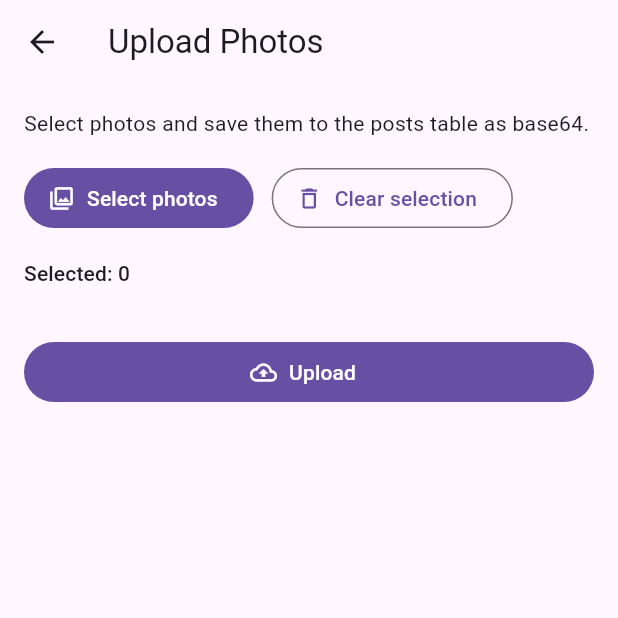
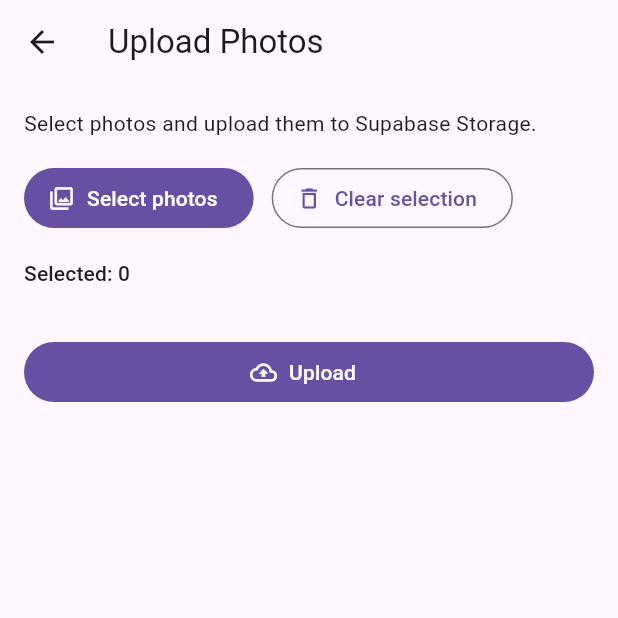
Before and after one commit to P2Wdisabled/tseretnip, a Flutter app: the UploadPhotosPage screen opened directly, after a tap on "Upload", on a phone screen of 412 x 824 dp, the top half of it. Run offline on Flutter 3.47's test engine with Material 3 defaults, Android fonts, the phone set to English and light mode, and no system bars; our stand-ins replace google_fonts, image_picker, supabase_flutter; accounts and stored records are empty; network calls fail.

Commit message:
b64->bucket

```diff
--- a/lib/pages/upload_photos_page.dart
+++ b/lib/pages/upload_photos_page.dart
@@ -1,9 +1,9 @@
-import 'dart:convert';
+import 'dart:io';
 import 'dart:typed_data';
 
 import 'package:flutter/material.dart';
 import 'package:image_picker/image_picker.dart';
-import 'package:supabase_flutter/supabase_flutter.dart';
+import 'package:tseretnip/services/core/services/supabase_repository.dart';
 
 class UploadPhotosPage extends StatefulWidget {
   const UploadPhotosPage({super.key});
@@ -15,7 +15,6 @@ class UploadPhotosPage extends StatefulWidget {
 class _UploadPhotosPageState extends State<UploadPhotosPage> {
   final ImagePicker _picker = ImagePicker();
   final List<XFile> _selected = <XFile>[];
-	final List<String> _uploadedUrls = <String>[];
 
   bool _uploading = false;
 
@@ -42,7 +41,6 @@ class _UploadPhotosPageState extends State<UploadPhotosPage> {
   void _clearSelection() {
     setState(() {
       _selected.clear();
-			_uploadedUrls.clear();
     });
   }
 
@@ -54,48 +52,33 @@ class _UploadPhotosPageState extends State<UploadPhotosPage> {
 
     setState(() {
       _uploading = true;
-			_uploadedUrls.clear();
     });
 
     try {
-			final client = Supabase.instance.client;
-			//final userId = client.auth.currentUser?.id;
-      final userId = 1; // Temporary static user ID for testing
-			if (userId == null) {
+      final repository = SupabaseRepository();
+      if (repository.currentUser == null) {
         _showSnackBar('You must be signed in to upload.');
         return;
       }
-			final uploaded = <String>[];
-			final postsToInsert = <Map<String, dynamic>>[];
+
+      int successCount = 0;
 
       for (var i = 0; i < _selected.length; i++) {
-				final file = _selected[i];
-				final bytes = await file.readAsBytes();
-				final mimeType = file.mimeType ?? 'image/jpeg';
-				final base64Data = base64Encode(bytes);
-				final dataUri = 'data:$mimeType;base64,$base64Data';
-				uploaded.add(dataUri);
-				postsToInsert.add({
-					'user_id': userId,
-					'image': dataUri,
-					'created_at': DateTime.now().toIso8601String(),
-				});
-			}
+        final xFile = _selected[i];
+        final file = File(xFile.path);
 
-			if (postsToInsert.isNotEmpty) {
-				await client.from('posts').insert(postsToInsert);
+        await repository.publishPhoto(imageFile: file);
+        successCount++;
       }
 
       if (!mounted) {
         return;
       }
 
-			setState(() {
-				_uploadedUrls
-					..clear()
-					..addAll(uploaded);
-			});
-			_showSnackBar('Uploaded ${uploaded.length} photo(s).');
+      _showSnackBar('Uploaded $successCount photo(s).');
+
+      // Clear selection after successful upload
+      _clearSelection();
     } catch (error) {
       _showSnackBar('Upload failed: $error');
     } finally {
@@ -108,17 +91,15 @@ class _UploadPhotosPageState extends State<UploadPhotosPage> {
   }
 
   void _showSnackBar(String message) {
-		ScaffoldMessenger.of(context).showSnackBar(
-			SnackBar(content: Text(message)),
-		);
+    ScaffoldMessenger.of(
+      context,
+    ).showSnackBar(SnackBar(content: Text(message)));
   }
 
   @override
   Widget build(BuildContext context) {
     return Scaffold(
-			appBar: AppBar(
-				title: const Text('Upload Photos'),
-			),
+      appBar: AppBar(title: const Text('Upload Photos')),
       body: SafeArea(
         child: SingleChildScrollView(
           padding: const EdgeInsets.all(16),
@@ -126,7 +107,7 @@ class _UploadPhotosPageState extends State<UploadPhotosPage> {
             crossAxisAlignment: CrossAxisAlignment.start,
             children: [
               Text(
-								'Select photos and save them to the posts table as base64.',
+                'Select photos and upload them to Supabase Storage.',
                 style: Theme.of(context).textTheme.bodyMedium,
               ),
               const SizedBox(height: 16),
@@ -178,32 +159,6 @@ class _UploadPhotosPageState extends State<UploadPhotosPage> {
                   label: Text(_uploading ? 'Uploading...' : 'Upload'),
                 ),
               ),
-							if (_uploadedUrls.isNotEmpty) ...[
-								const SizedBox(height: 24),
-								Text(
-									'Uploaded previews',
-									style: Theme.of(context).textTheme.titleSmall,
-								),
-								const SizedBox(height: 8),
-								ListView.separated(
-									shrinkWrap: true,
-									physics: const NeverScrollableScrollPhysics(),
-									itemCount: _uploadedUrls.length,
-									separatorBuilder: (_, __) => const Divider(),
-									itemBuilder: (context, index) {
-										final dataUri = _uploadedUrls[index];
-										final base64Part = dataUri.split(',').last;
-										return ClipRRect(
-											borderRadius: BorderRadius.circular(12),
-											child: Image.memory(
-												base64Decode(base64Part),
-												height: 120,
-												fit: BoxFit.cover,
-											),
-										);
-									},
-								),
-							],
             ],
           ),
         ),
```
Also changed, not shown: lib/post.dart (+25 -10 lines), lib/services/core/services/supabase_repository.dart (+3 -6 lines), lib/pages/photos_pages.dart (deleted). Lines whose indentation alone changed are shown as unchanged.
